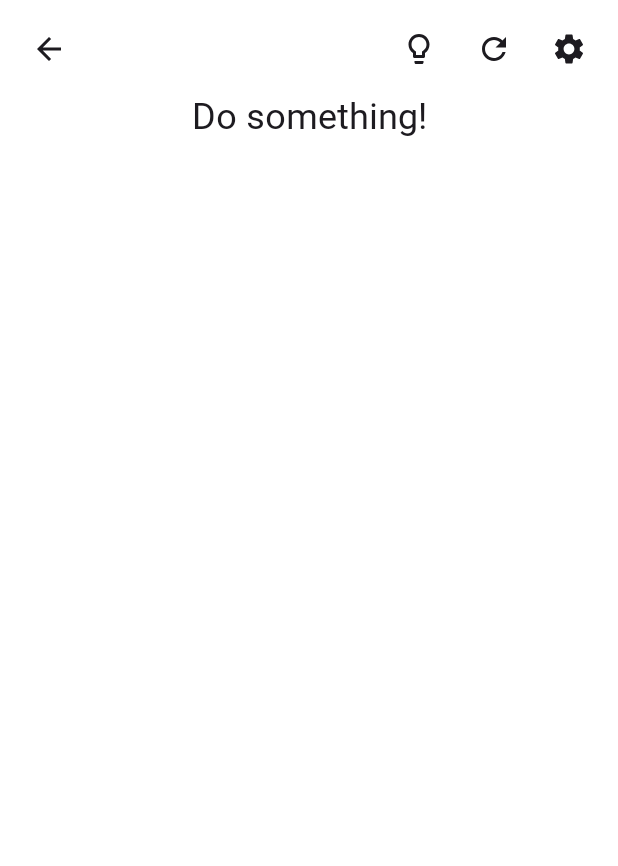
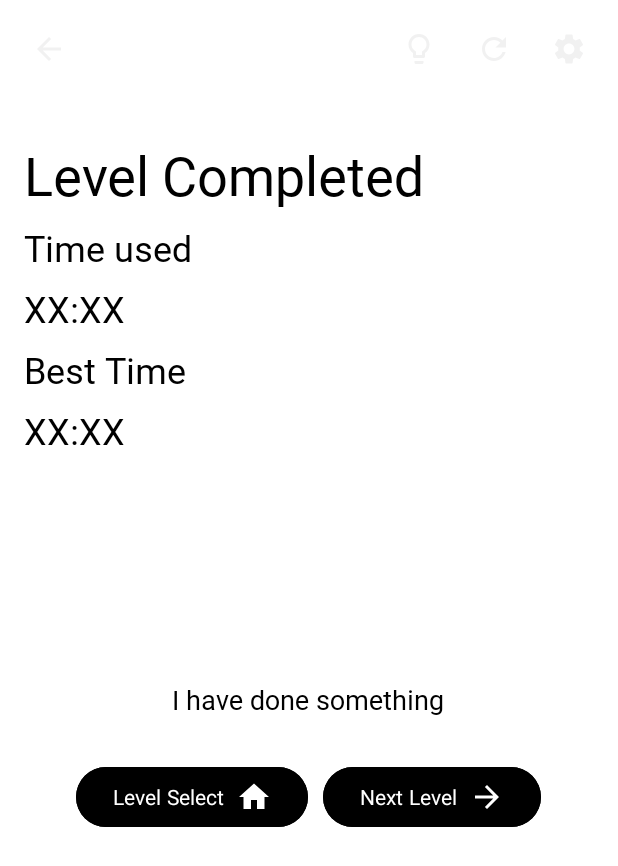
Before and after one commit to Chung1045/Whatever, an Android app: the layout activity_level2.xml on its own in the app's theme, with its tools: preview values and no code run, on a phone screen of 412 x 824 dp. Shown: the top 866 px of the screen. Run offline under Robolectric (Android 15) with nearby library versions, the phone set to English and light mode, and no system bars.

Commit message:
Migrated hard-coded Strings to Strings array in strings.xml for Level7 & Level8

```diff
--- a/app/src/main/res/layout/activity_leader_board.xml
+++ b/app/src/main/res/layout/activity_leader_board.xml
@@ -61,7 +61,7 @@
             <LinearLayout
                 android:layout_width="wrap_content"
                 android:layout_height="match_parent"
-                android:layout_marginLeft="16dp"
+                android:layout_marginStart="16dp"
                 android:orientation="vertical"
                 app:layout_constraintBottom_toBottomOf="parent"
                 app:layout_constraintStart_toStartOf="parent"
@@ -73,7 +73,7 @@
                     android:layout_height="wrap_content"
                     android:layout_marginTop="16dp"
                     android:gravity="center_horizontal"
-                    android:text="Guest"
+                    android:text="@string/string_leaderboard_default_userName"
                     android:textColor="@color/background"
                     android:textSize="24sp"
                     android:textStyle="bold" />
--- a/app/src/main/res/layout/activity_level2.xml
+++ b/app/src/main/res/layout/activity_level2.xml
@@ -24,7 +24,7 @@
             android:layout_marginTop="15dp"
             android:background="?selectableItemBackgroundBorderless"
             android:clickable="true"
-            android:contentDescription="Level Selection"
+            android:contentDescription="@string/string_TopAppBar_backBtDescription"
             android:paddingHorizontal="5dp"
             android:paddingVertical="5dp"
             android:src="@drawable/baseline_arrow_back_24"
@@ -49,7 +49,7 @@
                 android:layout_marginEnd="15dp"
                 android:background="?selectableItemBackgroundBorderless"
                 android:clickable="true"
-                android:contentDescription="Hint"
+                android:contentDescription="@string/string_TopAppBar_hintBtDescription"
                 android:paddingHorizontal="5dp"
                 android:paddingVertical="5dp"
                 android:src="@drawable/baseline_lightbulb_outline_24"
@@ -64,7 +64,7 @@
                 android:layout_marginEnd="15dp"
                 android:background="?selectableItemBackgroundBorderless"
                 android:clickable="true"
-                android:contentDescription="Reset"
+                android:contentDescription="@string/string_TopAppBar_resetBtDescription"
                 android:paddingHorizontal="5dp"
                 android:paddingVertical="5dp"
                 android:src="@drawable/baseline_refresh_24"
@@ -79,7 +79,7 @@
                 android:layout_marginEnd="15dp"
                 android:background="?selectableItemBackgroundBorderless"
                 android:clickable="true"
-                android:contentDescription="Settings"
+                android:contentDescription="@string/string_TopAppBar_settingBtDescription"
                 android:paddingHorizontal="5dp"
                 android:paddingVertical="5dp"
                 android:src="@drawable/baseline_settings_24"
@@ -94,7 +94,7 @@
                 android:layout_marginEnd="15dp"
                 android:background="?selectableItemBackgroundBorderless"
                 android:clickable="true"
-                android:contentDescription="Toggle Sound"
+                android:contentDescription="@string/string_TopAppBar_soundBtDescription"
                 android:paddingHorizontal="5dp"
                 android:paddingVertical="5dp"
                 android:src="@drawable/ic_volume_on_24"
@@ -110,7 +110,7 @@
                 android:layout_marginEnd="15dp"
                 android:background="?selectableItemBackgroundBorderless"
                 android:clickable="true"
-                android:contentDescription="Close"
+                android:contentDescription="@string/string_topAppBar_SettingCloseDescription"
                 android:paddingHorizontal="5dp"
                 android:paddingVertical="5dp"
                 android:src="@drawable/baseline_close_24"
@@ -128,7 +128,7 @@
             android:layout_marginEnd="123dp"
             android:fontFamily="@font/inter_variable"
             android:paddingBottom="10dp"
-            android:text="Do something!"
+            android:text="@string/string_Level2_title"
             android:textAlignment="center"
             android:textColor="?attr/colorOnSurface"
             android:textSize="24sp"
@@ -166,7 +166,7 @@
         app:layout_constraintStart_toStartOf="parent"
         app:layout_constraintTop_toTopOf="parent"
         app:layout_constraintVertical_bias="1.0"
-        tools:visibility="gone"> <!-- To block from interacting the item behind the result screen -->
+        tools:visibility="visible"> <!-- To block from interacting the item behind the result screen -->
 
         <TextView
             android:id="@+id/text_Level2_TimeUsedText"
@@ -174,7 +174,7 @@
             android:layout_height="wrap_content"
             android:layout_marginTop="8dp"
             android:fontFamily="@font/inter_variable"
-            android:text="XX:XX"
+            android:text="@string/string_LevelPass_timeUsedPlaceHolder"
             android:textColor="@color/foreground"
             android:textSize="24sp"
             app:layout_constraintEnd_toEndOf="parent"
@@ -189,7 +189,7 @@
             android:layout_marginStart="16dp"
             android:layout_marginTop="92dp"
             android:fontFamily="@font/inter_variable"
-            android:text="Level Completed"
+            android:text="@string/string_LevelPass_levelPassTitle"
             android:textColor="@color/foreground"
             android:textSize="36sp"
             app:layout_constraintStart_toStartOf="parent"
@@ -202,7 +202,7 @@
             android:layout_marginStart="16dp"
             android:layout_marginTop="8dp"
             android:fontFamily="@font/inter_variable"
-            android:text="Time used"
+            android:text="@string/string_LevelPass_timeUsedText"
             android:textColor="@color/foreground"
             android:textSize="24sp"
             app:layout_constraintStart_toStartOf="parent"
@@ -215,7 +215,7 @@
             android:layout_marginStart="16dp"
             android:layout_marginTop="8dp"
             android:fontFamily="@font/inter_variable"
-            android:text="Best Time"
+            android:text="@string/string_LevelPass_bestTimeUsedText"
             android:textColor="@color/foreground"
             android:textSize="24sp"
             app:layout_constraintStart_toStartOf="parent"
@@ -227,7 +227,7 @@
             android:layout_height="wrap_content"
             android:layout_marginTop="8dp"
             android:fontFamily="@font/inter_variable"
-            android:text="XX:XX"
+            android:text="@string/string_LevelPass_bestTimeUsedPlaceHolder"
             android:textColor="@color/foreground"
             android:textSize="24sp"
             app:layout_constraintEnd_toEndOf="parent"
@@ -242,7 +242,7 @@
             android:layout_marginTop="232dp"
             android:fontFamily="@font/inter_variable"
             android:paddingHorizontal="10dp"
-            android:text="I have done something"
+            android:text="@string/string_LevelPass_messagePlaceholder"
             android:textColor="@color/foreground"
             android:textSize="18sp"
             android:textStyle="normal"
@@ -271,10 +271,11 @@
                 android:backgroundTint="@color/foreground"
                 android:drawableEnd="@drawable/baseline_home_24"
                 android:drawableTint="@color/background"
-                android:text="Level Select"
+                android:text="@string/string_LevelPass_levelSelect"
                 android:textColor="@color/background"
                 app:layout_constraintEnd_toEndOf="parent"
-                app:layout_constraintTop_toTopOf="parent" />
+                app:layout_constraintTop_toTopOf="parent"
+                tools:ignore="ButtonStyle" />
 
             <Button
                 android:id="@+id/button_Level2_NextLevelBt"
@@ -283,10 +284,11 @@
                 android:backgroundTint="@color/foreground"
                 android:drawableEnd="@drawable/baseline_arrow_forward_24"
                 android:drawableTint="@color/background"
-                android:text="Next Level"
+                android:text="@string/string_LevelPass_nextLevel"
                 android:textColor="@color/background"
                 app:layout_constraintEnd_toEndOf="parent"
-                app:layout_constraintTop_toTopOf="parent" />
+                app:layout_constraintTop_toTopOf="parent"
+                tools:ignore="ButtonStyle" />
 
         </LinearLayout>
 
```
Also changed, not shown: app/src/main/java/com/example/whatever/game/LeaderBoard.java (+3 -6 lines), app/src/main/java/com/example/whatever/game/Level7.java (+5 -2 lines), app/src/main/java/com/example/whatever/game/Level8.java (+5 -2 lines), app/src/main/res/layout/activity_level1.xml (+19 -17 lines), app/src/main/res/layout/activity_level3.xml (+19 -17 lines), app/src/main/res/layout/activity_level4.xml (+19 -17 lines), app/src/main/res/layout/activity_level5.xml (+19 -17 lines), app/src/main/res/layout/activity_level6.xml (+19 -17 lines), app/src/main/res/layout/activity_main.xml (+5 -5 lines), app/src/main/res/layout/activity_profile_view.xml (+10 -10 lines), app/src/main/res/values/strings.xml (+43 -0 lines).
